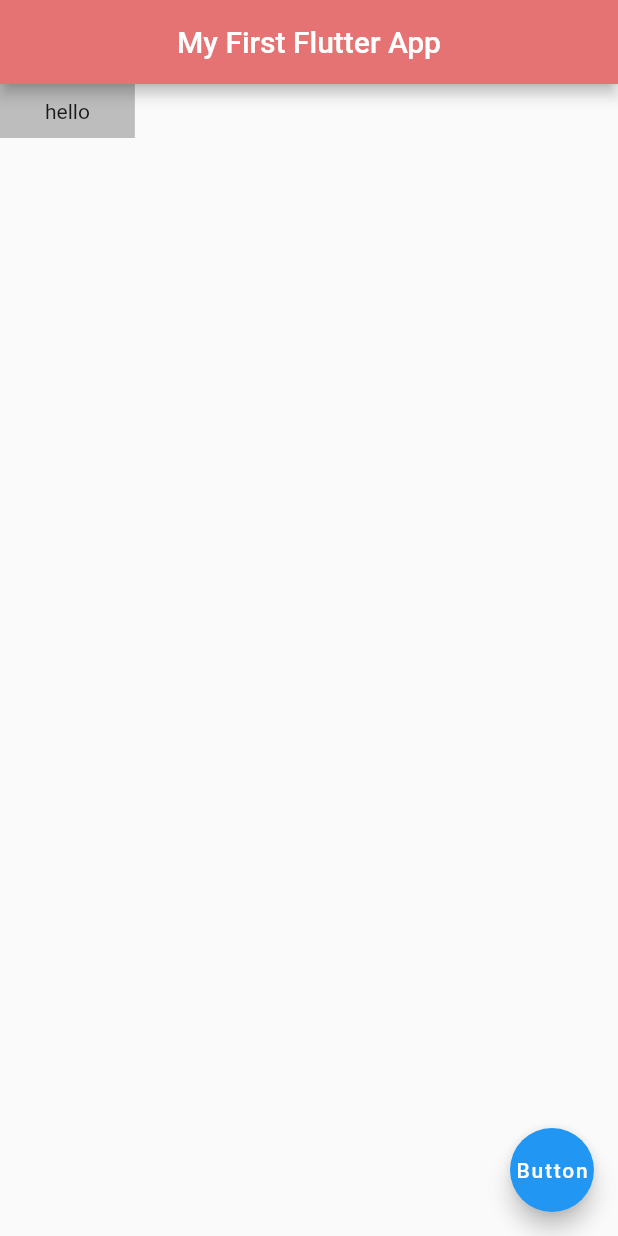
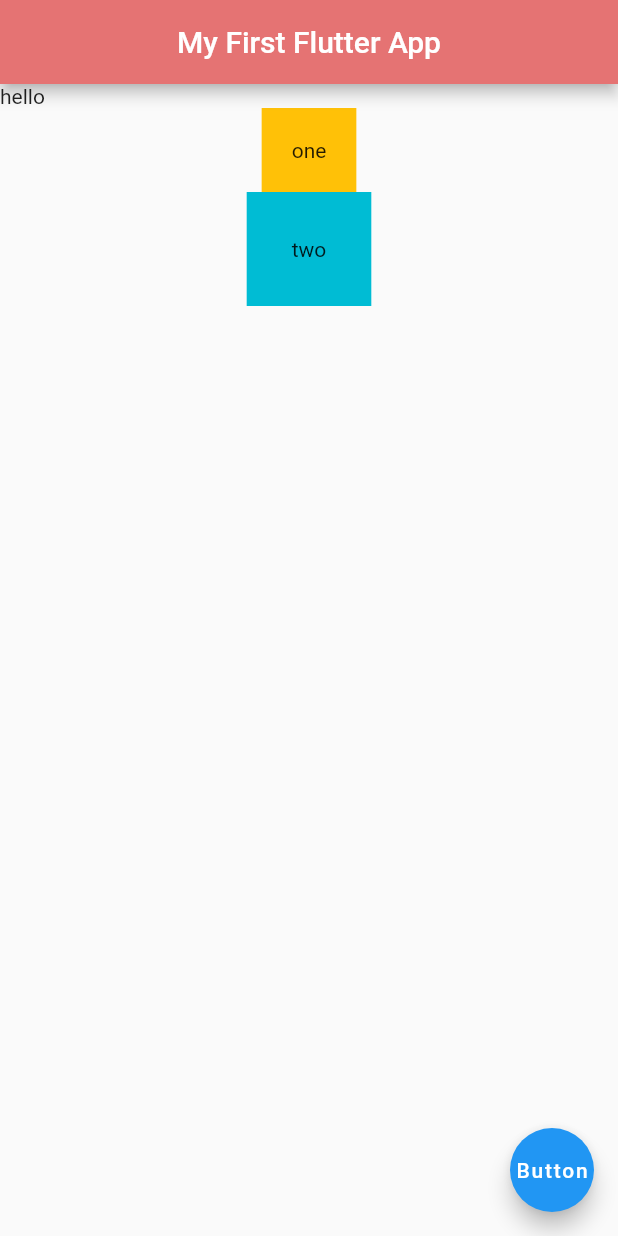
Before and after one commit to GGGuang12138/FlutterLearning, a Flutter app: the screen it shows after launch, on a phone screen of 412 x 824 dp. Run offline on Flutter 3.47's test engine with Material 2 defaults, Android fonts, the phone set to English and light mode, and no system bars.

Commit message:
Row和Column练习

```diff
--- a/lib/main.dart
+++ b/lib/main.dart
@@ -27,17 +27,44 @@ class Home extends StatelessWidget {
         centerTitle: true,
         backgroundColor: Colors.red[300],
       ),
-      body: Container(
-        color: Colors.grey[400],
-        child: Text('hello'),
-        //padding: EdgeInsets.all(20),
-        //padding: EdgeInsets.fromLTRB(10, 20, 30, 40),
-        padding: EdgeInsets.symmetric(horizontal:30, vertical:10)
-        //margin: EdgeInsets.all(20),
-        //margin: EdgeInsets.fromLTRB(20, 10, 10, 10),
-        //margin: EdgeInsets.symmetric(horizontal:30, vertical:10)
-
-
+      // body: Row(
+      //   mainAxisAlignment: MainAxisAlignment.spaceEvenly,
+      //   crossAxisAlignment: CrossAxisAlignment.center,
+      //   children: <Widget>[
+      //     Text("hello world"),
+      //     FlatButton(
+      //       onPressed: (){},
+      //       color: Colors.amber,
+      //       child: Text("click me"),
+      //     ),
+      //     Container(
+      //       color: Colors.amber,
+      //       child: Text("box"),
+      //       padding: EdgeInsets.all(30),
+      //     )
+      //   ],
+      // ),
+      body: Column(
+        mainAxisAlignment: MainAxisAlignment.start,
+        crossAxisAlignment: CrossAxisAlignment.center,
+        children: <Widget>[
+          Row(
+            mainAxisAlignment: MainAxisAlignment.start,
+            children: <Widget>[
+              Text('hello')
+            ],
+          ),
+          Container(
+            color: Colors.amber,
+            padding: EdgeInsets.all(20),
+            child: Text("one"),
+          ),
+          Container(
+            color: Colors.cyan,
+            padding: EdgeInsets.all(30),
+            child: Text("two"),
+          )
+        ],
       ),
       floatingActionButton: FloatingActionButton(
         child: Text('Button'),
```
